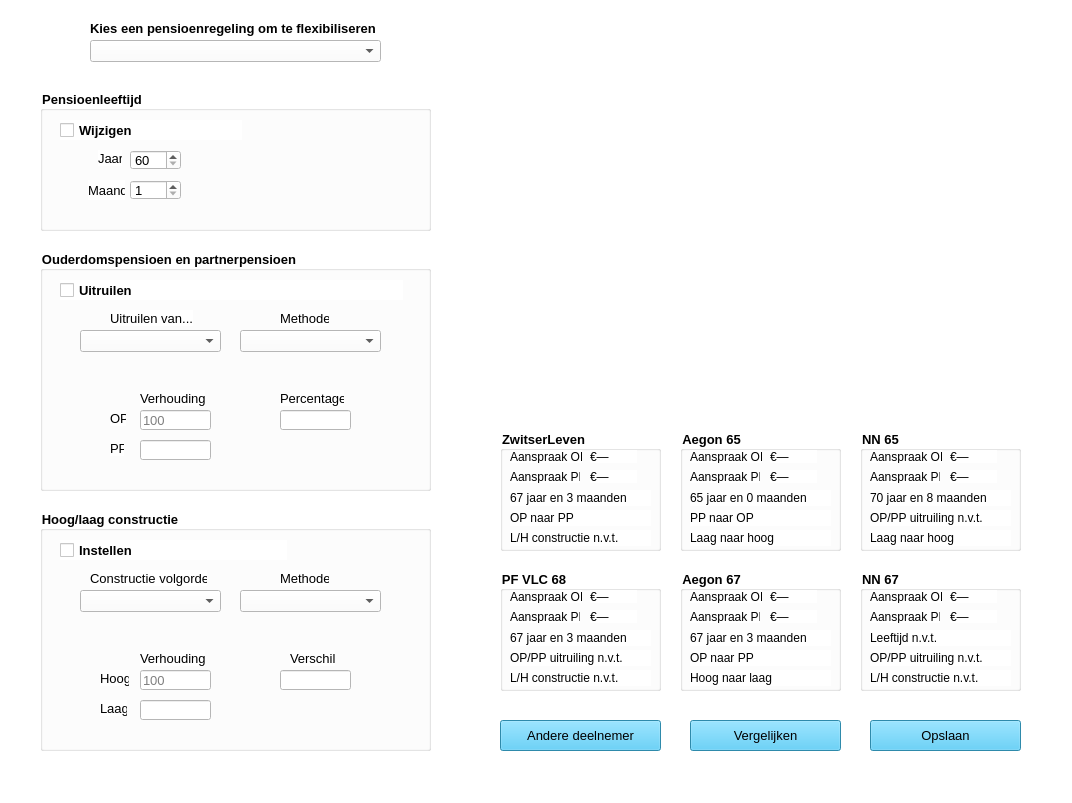
Old version of the form flexmenu.ui in the repository Alwin1234567/AR-project.
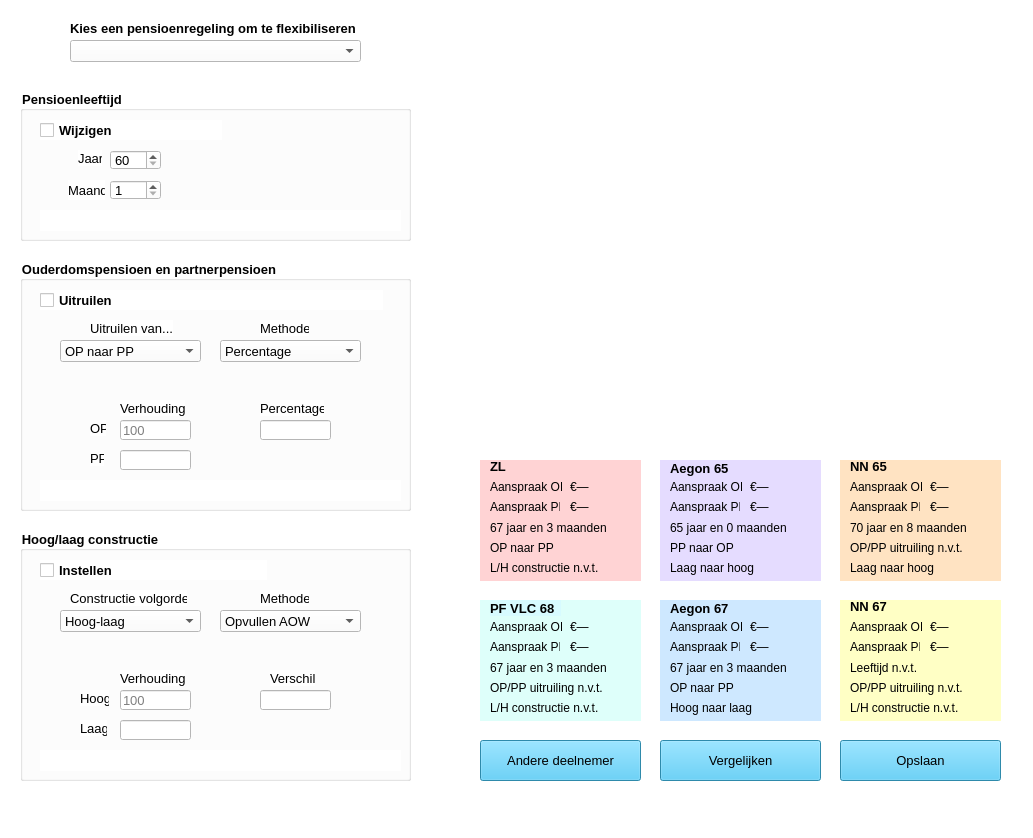
New version of the form. Icons and pictures are not drawn.

Patch:
```diff
--- a/flexmenu.ui
+++ b/flexmenu.ui
@@ -6,8 +6,8 @@
    <rect>
     <x>0</x>
     <y>0</y>
-    <width>1072</width>
-    <height>803</height>
+    <width>1033</width>
+    <height>838</height>
    </rect>
   </property>
   <property name="windowTitle">
@@ -23,7 +23,7 @@
    <widget class="QComboBox" name="comboBox_regeling">
     <property name="geometry">
      <rect>
-      <x>90</x>
+      <x>70</x>
       <y>40</y>
       <width>291</width>
       <height>22</height>
@@ -38,7 +38,7 @@
    <widget class="QLabel" name="lbl_keuze">
     <property name="geometry">
      <rect>
-      <x>90</x>
+      <x>70</x>
       <y>20</y>
       <width>293</width>
       <height>16</height>
@@ -58,7 +58,7 @@
    <widget class="QLabel" name="lbl_logo">
     <property name="geometry">
      <rect>
-      <x>860</x>
+      <x>820</x>
       <y>0</y>
       <width>200</width>
       <height>44</height>
@@ -77,10 +77,10 @@
    <widget class="QLabel" name="lbl_diagram">
     <property name="geometry">
      <rect>
-      <x>500</x>
-      <y>80</y>
-      <width>487</width>
-      <height>322</height>
+      <x>480</x>
+      <y>90</y>
+      <width>521</width>
+      <height>341</height>
      </rect>
     </property>
     <property name="text">
@@ -96,10 +96,10 @@
    <widget class="QGroupBox" name="groupBox_pLeeftijd">
     <property name="geometry">
      <rect>
-      <x>40</x>
+      <x>20</x>
       <y>90</y>
       <width>391</width>
-      <height>141</height>
+      <height>151</height>
      </rect>
     </property>
     <property name="font">
@@ -216,14 +216,38 @@
       <string>Jaar</string>
      </property>
     </widget>
+    <widget class="QLabel" name="lblFoutmeldingLeeftijd">
+     <property name="geometry">
+      <rect>
+       <x>20</x>
+       <y>120</y>
+       <width>361</width>
+       <height>21</height>
+      </rect>
+     </property>
+     <property name="font">
+      <font>
+       <pointsize>10</pointsize>
+      </font>
+     </property>
+     <property name="styleSheet">
+      <string notr="true">color: rgb(255, 0, 4);</string>
+     </property>
+     <property name="text">
+      <string/>
+     </property>
+     <property name="alignment">
+      <set>Qt::AlignLeading|Qt::AlignLeft|Qt::AlignVCenter</set>
+     </property>
+    </widget>
    </widget>
    <widget class="QGroupBox" name="groupBox_OP_PP">
     <property name="geometry">
      <rect>
-      <x>40</x>
-      <y>250</y>
+      <x>20</x>
+      <y>260</y>
       <width>391</width>
-      <height>241</height>
+      <height>251</height>
      </rect>
     </property>
     <property name="font">
@@ -337,6 +361,21 @@
        <height>22</height>
       </rect>
      </property>
+     <property name="font">
+      <font>
+       <pointsize>10</pointsize>
+      </font>
+     </property>
+     <item>
+      <property name="text">
+       <string>Percentage</string>
+      </property>
+     </item>
+     <item>
+      <property name="text">
+       <string>Verhouding</string>
+      </property>
+     </item>
     </widget>
     <widget class="QLabel" name="lbl_ppVerhouding_PP">
      <property name="geometry">
@@ -431,13 +470,52 @@
        <height>22</height>
       </rect>
      </property>
+     <property name="font">
+      <font>
+       <pointsize>10</pointsize>
+      </font>
+     </property>
+     <item>
+      <property name="text">
+       <string>OP naar PP</string>
+      </property>
+     </item>
+     <item>
+      <property name="text">
+       <string>PP naar OP</string>
+      </property>
+     </item>
+    </widget>
+    <widget class="QLabel" name="lblFoutmeldingUitruilen">
+     <property name="geometry">
+      <rect>
+       <x>20</x>
+       <y>220</y>
+       <width>361</width>
+       <height>21</height>
+      </rect>
+     </property>
+     <property name="font">
+      <font>
+       <pointsize>10</pointsize>
+      </font>
+     </property>
+     <property name="styleSheet">
+      <string notr="true">color: rgb(255, 0, 4);</string>
+     </property>
+     <property name="text">
+      <string/>
+     </property>
+     <property name="alignment">
+      <set>Qt::AlignLeading|Qt::AlignLeft|Qt::AlignVCenter</set>
+     </property>
     </widget>
    </widget>
-   <widget class="QGroupBox" name="groupBox_ZL">
+   <widget class="QFrame" name="frame_ZL">
     <property name="geometry">
      <rect>
-      <x>500</x>
-      <y>430</y>
+      <x>480</x>
+      <y>460</y>
       <width>161</width>
       <height>121</height>
      </rect>
@@ -449,8 +527,8 @@
       <bold>true</bold>
      </font>
     </property>
-    <property name="title">
-     <string>ZwitserLeven</string>
+    <property name="styleSheet">
+     <string notr="true">background-color: rgb(255, 211, 212);</string>
     </property>
     <widget class="QLabel" name="lbl_ZL_AanspraakOP">
      <property name="geometry">
@@ -544,11 +622,11 @@
      </property>
     </widget>
    </widget>
-   <widget class="QGroupBox" name="groupBox_Aegon65">
+   <widget class="QFrame" name="frame_Aegon65">
     <property name="geometry">
      <rect>
-      <x>680</x>
-      <y>430</y>
+      <x>660</x>
+      <y>460</y>
       <width>161</width>
       <height>121</height>
      </rect>
@@ -560,8 +638,10 @@
       <bold>true</bold>
      </font>
     </property>
-    <property name="title">
-     <string>Aegon 65</string>
+    <property name="styleSheet">
+     <string notr="true">background-color: rgb(229, 220, 255);
+
+</string>
     </property>
     <widget class="QLabel" name="lbl_A65_AanspraakOP">
      <property name="geometry">
@@ -655,11 +735,11 @@
      </property>
     </widget>
    </widget>
-   <widget class="QGroupBox" name="groupBox_VLC">
+   <widget class="QFrame" name="frame_VLC">
     <property name="geometry">
      <rect>
-      <x>500</x>
-      <y>570</y>
+      <x>480</x>
+      <y>600</y>
       <width>161</width>
       <height>121</height>
      </rect>
@@ -671,8 +751,8 @@
       <bold>true</bold>
      </font>
     </property>
-    <property name="title">
-     <string>PF VLC 68</string>
+    <property name="styleSheet">
+     <string notr="true">background-color: rgb(222, 255, 250);</string>
     </property>
     <widget class="QLabel" name="lbl_VLC_AanspraakOP">
      <property name="geometry">
@@ -766,11 +846,11 @@
      </property>
     </widget>
    </widget>
-   <widget class="QGroupBox" name="groupBox_Aegon67">
+   <widget class="QFrame" name="frame_Aegon67">
     <property name="geometry">
      <rect>
-      <x>680</x>
-      <y>570</y>
+      <x>660</x>
+      <y>600</y>
       <width>161</width>
       <height>121</height>
      </rect>
@@ -782,8 +862,8 @@
       <bold>true</bold>
      </font>
     </property>
-    <property name="title">
-     <string>Aegon 67</string>
+    <property name="styleSheet">
+     <string notr="true">background-color: rgb(206, 232, 255);</string>
     </property>
     <widget class="QLabel" name="lbl_A67_AanspraakOP">
      <property name="geometry">
@@ -877,11 +957,11 @@
      </property>
     </widget>
    </widget>
-   <widget class="QGroupBox" name="groupBox_NN67">
+   <widget class="QFrame" name="frame_NN67">
     <property name="geometry">
      <rect>
-      <x>860</x>
-      <y>570</y>
+      <x>840</x>
+      <y>600</y>
       <width>161</width>
       <height>121</height>
      </rect>
@@ -893,8 +973,8 @@
       <bold>true</bold>
      </font>
     </property>
-    <property name="title">
-     <string>NN 67</string>
+    <property name="styleSheet">
+     <string notr="true">background-color: rgb(255, 255, 197);</string>
     </property>
     <widget class="QLabel" name="lbl_NN67_AanspraakOP">
      <property name="geometry">
@@ -988,11 +1068,11 @@
      </property>
     </widget>
    </widget>
-   <widget class="QGroupBox" name="groupBox_NN65">
+   <widget class="QFrame" name="frame_NN65">
     <property name="geometry">
      <rect>
-      <x>860</x>
-      <y>430</y>
+      <x>840</x>
+      <y>460</y>
       <width>161</width>
       <height>121</height>
      </rect>
@@ -1004,8 +1084,8 @@
       <bold>true</bold>
      </font>
     </property>
-    <property name="title">
-     <string>NN 65</string>
+    <property name="styleSheet">
+     <string notr="true">background-color: rgb(255, 227, 194);</string>
     </property>
     <widget class="QLabel" name="lbl_NN65_AanspraakOP">
      <property name="geometry">
@@ -1102,10 +1182,10 @@
    <widget class="QPushButton" name="pushButton">
     <property name="geometry">
      <rect>
-      <x>500</x>
-      <y>720</y>
+      <x>480</x>
+      <y>740</y>
       <width>161</width>
-      <height>31</height>
+      <height>41</height>
      </rect>
     </property>
     <property name="font">
@@ -1123,10 +1203,10 @@
    <widget class="QPushButton" name="pushButton_2">
     <property name="geometry">
      <rect>
-      <x>690</x>
-      <y>720</y>
-      <width>151</width>
-      <height>31</height>
+      <x>660</x>
+      <y>740</y>
+      <width>161</width>
+      <height>41</height>
      </rect>
     </property>
     <property name="font">
@@ -1144,10 +1224,10 @@
    <widget class="QPushButton" name="pushButton_3">
     <property name="geometry">
      <rect>
-      <x>870</x>
-      <y>720</y>
-      <width>151</width>
-      <height>31</height>
+      <x>840</x>
+      <y>740</y>
+      <width>161</width>
+      <height>41</height>
      </rect>
     </property>
     <property name="font">
@@ -1165,10 +1245,10 @@
    <widget class="QGroupBox" name="groupBox_hlConstructie">
     <property name="geometry">
      <rect>
-      <x>40</x>
-      <y>510</y>
+      <x>20</x>
+      <y>530</y>
       <width>391</width>
-      <height>241</height>
+      <height>251</height>
      </rect>
     </property>
     <property name="font">
@@ -1351,6 +1431,21 @@
        <height>22</height>
       </rect>
      </property>
+     <property name="font">
+      <font>
+       <pointsize>10</pointsize>
+      </font>
+     </property>
+     <item>
+      <property name="text">
+       <string>Hoog-laag</string>
+      </property>
+     </item>
+     <item>
+      <property name="text">
+       <string>Laag-hoog</string>
+      </property>
+     </item>
     </widget>
     <widget class="QComboBox" name="comboBox_lhMethode">
      <property name="geometry">
@@ -1361,6 +1456,26 @@
        <height>22</height>
       </rect>
      </property>
+     <property name="font">
+      <font>
+       <pointsize>10</pointsize>
+      </font>
+     </property>
+     <item>
+      <property name="text">
+       <string>Opvullen AOW</string>
+      </property>
+     </item>
+     <item>
+      <property name="text">
+       <string>Verhouding</string>
+      </property>
+     </item>
+     <item>
+      <property name="text">
+       <string>Verschil</string>
+      </property>
+     </item>
     </widget>
     <widget class="QLineEdit" name="lineEdit_lhVerhouding_L">
      <property name="geometry">
@@ -1377,7 +1492,192 @@
       </font>
      </property>
     </widget>
+    <widget class="QLabel" name="lblFoutmeldingHoogLaag">
+     <property name="geometry">
+      <rect>
+       <x>20</x>
+       <y>220</y>
+       <width>361</width>
+       <height>21</height>
+      </rect>
+     </property>
+     <property name="font">
+      <font>
+       <pointsize>10</pointsize>
+      </font>
+     </property>
+     <property name="styleSheet">
+      <string notr="true">color: rgb(255, 0, 4);</string>
+     </property>
+     <property name="text">
+      <string/>
+     </property>
+     <property name="alignment">
+      <set>Qt::AlignLeading|Qt::AlignLeft|Qt::AlignVCenter</set>
+     </property>
+    </widget>
    </widget>
+   <widget class="QLabel" name="label">
+    <property name="geometry">
+     <rect>
+      <x>490</x>
+      <y>460</y>
+      <width>47</width>
+      <height>13</height>
+     </rect>
+    </property>
+    <property name="font">
+     <font>
+      <pointsize>10</pointsize>
+      <weight>75</weight>
+      <bold>true</bold>
+     </font>
+    </property>
+    <property name="styleSheet">
+     <string notr="true">background-color: rgb(255, 211, 212);</string>
+    </property>
+    <property name="text">
+     <string>ZL</string>
+    </property>
+   </widget>
+   <widget class="QLabel" name="label_2">
+    <property name="geometry">
+     <rect>
+      <x>670</x>
+      <y>460</y>
+      <width>71</width>
+      <height>16</height>
+     </rect>
+    </property>
+    <property name="font">
+     <font>
+      <pointsize>10</pointsize>
+      <weight>75</weight>
+      <bold>true</bold>
+     </font>
+    </property>
+    <property name="styleSheet">
+     <string notr="true">background-color: rgb(229, 220, 255);</string>
+    </property>
+    <property name="text">
+     <string>Aegon 65</string>
+    </property>
+   </widget>
+   <widget class="QLabel" name="label_3">
+    <property name="geometry">
+     <rect>
+      <x>850</x>
+      <y>460</y>
+      <width>47</width>
+      <height>13</height>
+     </rect>
+    </property>
+    <property name="font">
+     <font>
+      <pointsize>10</pointsize>
+      <weight>75</weight>
+      <bold>true</bold>
+     </font>
+    </property>
+    <property name="styleSheet">
+     <string notr="true">background-color: rgb(255, 227, 194);</string>
+    </property>
+    <property name="text">
+     <string>NN 65</string>
+    </property>
+   </widget>
+   <widget class="QLabel" name="label_4">
+    <property name="geometry">
+     <rect>
+      <x>850</x>
+      <y>600</y>
+      <width>47</width>
+      <height>13</height>
+     </rect>
+    </property>
+    <property name="font">
+     <font>
+      <pointsize>10</pointsize>
+      <weight>75</weight>
+      <bold>true</bold>
+     </font>
+    </property>
+    <property name="styleSheet">
+     <string notr="true">background-color: rgb(255, 255, 197);
+</string>
+    </property>
+    <property name="text">
+     <string>NN 67</string>
+    </property>
+   </widget>
+   <widget class="QLabel" name="label_5">
+    <property name="geometry">
+     <rect>
+      <x>670</x>
+      <y>600</y>
+      <width>81</width>
+      <height>16</height>
+     </rect>
+    </property>
+    <property name="font">
+     <font>
+      <pointsize>10</pointsize>
+      <weight>75</weight>
+      <bold>true</bold>
+     </font>
+    </property>
+    <property name="styleSheet">
+     <string notr="true">background-color: rgb(206, 232, 255);</string>
+    </property>
+    <property name="text">
+     <string>Aegon 67</string>
+    </property>
+   </widget>
+   <widget class="QLabel" name="label_6">
+    <property name="geometry">
+     <rect>
+      <x>490</x>
+      <y>600</y>
+      <width>71</width>
+      <height>16</height>
+     </rect>
+    </property>
+    <property name="font">
+     <font>
+      <pointsize>10</pointsize>
+      <weight>75</weight>
+      <bold>true</bold>
+     </font>
+    </property>
+    <property name="styleSheet">
+     <string notr="true">background-color: rgb(215, 251, 255);</string>
+    </property>
+    <property name="text">
+     <string>PF VLC 68</string>
+    </property>
+   </widget>
+   <zorder>frame_Aegon65</zorder>
+   <zorder>frame_NN67</zorder>
+   <zorder>frame_NN65</zorder>
+   <zorder>frame_Aegon67</zorder>
+   <zorder>frame_VLC</zorder>
+   <zorder>cbRegeling</zorder>
+   <zorder>lbl_keuze</zorder>
+   <zorder>lbl_logo</zorder>
+   <zorder>lbl_diagram</zorder>
+   <zorder>groupBox_pLeeftijd</zorder>
+   <zorder>groupBox_OP_PP</zorder>
+   <zorder>frame_ZL</zorder>
+   <zorder>btnAndereDeelnemer</zorder>
+   <zorder>btnVergelijken</zorder>
+   <zorder>btnOpslaan</zorder>
+   <zorder>groupBox_hlConstructie</zorder>
+   <zorder>label</zorder>
+   <zorder>label_2</zorder>
+   <zorder>label_3</zorder>
+   <zorder>label_4</zorder>
+   <zorder>label_5</zorder>
+   <zorder>label_6</zorder>
   </widget>
   <widget class="QMenuBar" name="menubar">
    <property name="geometry">
```
Left out of the diff: 65 changed lines with no effect on the pictures.
